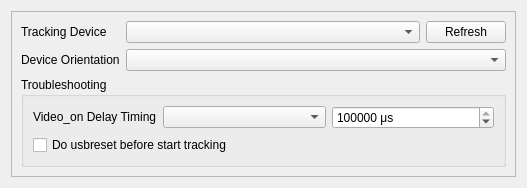
fwfa123/linuxtrackx-ir, file src/qt_gui/device_setup.ui: the form before one commit.
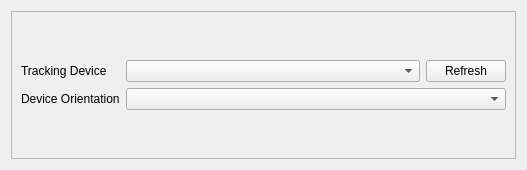
The form after the commit.

Commit message:
refactor(gui): move TrackIR troubleshooting opts to System tab (GitLab #51)
Relocate Video_on Delay and USB reset from Device Setup to the System tab
Troubleshooting options section. USB reset is pure opt-in (unchecked by
default for all TrackIR models). Wire System tab controls explicitly since
auto-connect does not reach LinuxtrackGui. Show the delay spinbox when
Manual is selected even before prefs can be saved.

Diff of the .ui file:
```diff
--- a/src/qt_gui/device_setup.ui
+++ b/src/qt_gui/device_setup.ui
@@ -93,80 +93,6 @@
         </item>
        </layout>
       </item>
-      <item>
-       <widget class="QGroupBox" name="TroubleshootingGroup">
-        <property name="title">
-         <string>Troubleshooting</string>
-        </property>
-        <layout class="QGridLayout" name="gridLayout_ts">
-         <item row="0" column="0">
-          <widget class="QLabel" name="VideoOnDelayLabel">
-           <property name="sizePolicy">
-            <sizepolicy hsizetype="Maximum" vsizetype="Maximum">
-             <horstretch>0</horstretch>
-             <verstretch>0</verstretch>
-            </sizepolicy>
-           </property>
-           <property name="text">
-            <string>Video_on Delay Timing</string>
-           </property>
-          </widget>
-         </item>
-         <item row="0" column="1">
-          <layout class="QHBoxLayout" name="horizontalLayout_VideoOnDelay">
-           <item>
-            <widget class="QComboBox" name="VideoOnDelayMode">
-             <property name="sizePolicy">
-              <sizepolicy hsizetype="Preferred" vsizetype="Maximum">
-               <horstretch>0</horstretch>
-               <verstretch>0</verstretch>
-              </sizepolicy>
-             </property>
-            </widget>
-           </item>
-           <item>
-            <widget class="QSpinBox" name="VideoOnDelayValue">
-             <property name="sizePolicy">
-              <sizepolicy hsizetype="Minimum" vsizetype="Maximum">
-               <horstretch>0</horstretch>
-               <verstretch>0</verstretch>
-              </sizepolicy>
-             </property>
-             <property name="visible">
-              <bool>false</bool>
-             </property>
-             <property name="minimum">
-              <number>0</number>
-             </property>
-             <property name="maximum">
-              <number>500000</number>
-             </property>
-             <property name="singleStep">
-              <number>1000</number>
-             </property>
-             <property name="value">
-              <number>120000</number>
-             </property>
-             <property name="suffix">
-              <string> μs</string>
-             </property>
-            </widget>
-           </item>
-          </layout>
-         </item>
-         <item row="1" column="0" colspan="2">
-          <widget class="QCheckBox" name="UsbResetCheck">
-           <property name="text">
-            <string>Do usbreset before start tracking</string>
-           </property>
-           <property name="toolTip">
-            <string>Try this if your camera remains dark after pressing Start. Resets the TrackIR USB device before tracking. On by default for TrackIR 5 v2 (GitLab #51); enable for other models if needed.</string>
-           </property>
-          </widget>
-         </item>
-        </layout>
-       </widget>
-      </item>
      </layout>
     </widget>
    </item>
```
Left out of the diff: 3 changed lines with no effect on the pictures. The commit also changes 9 other files.
